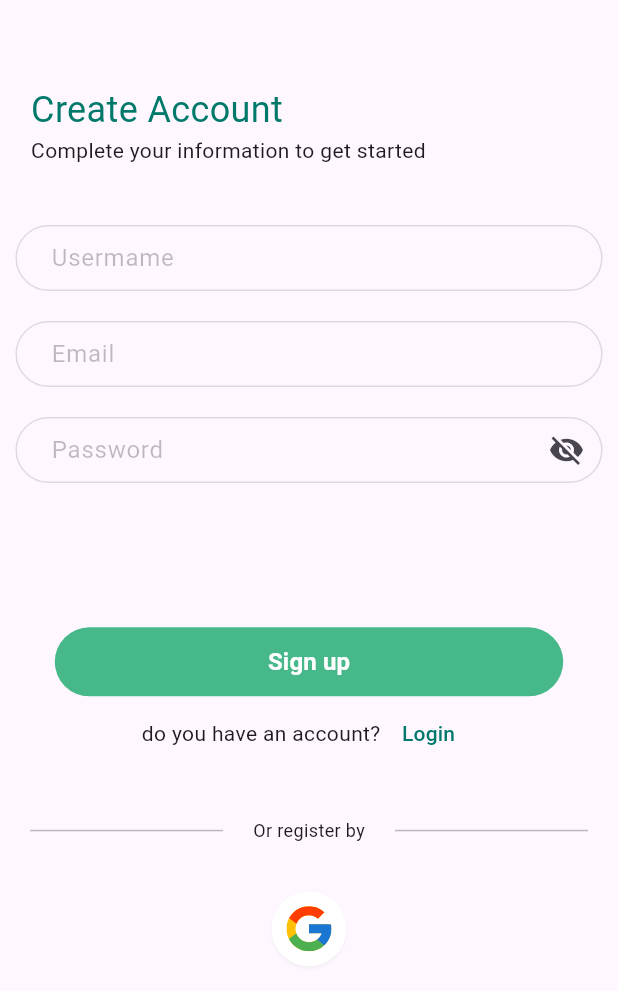
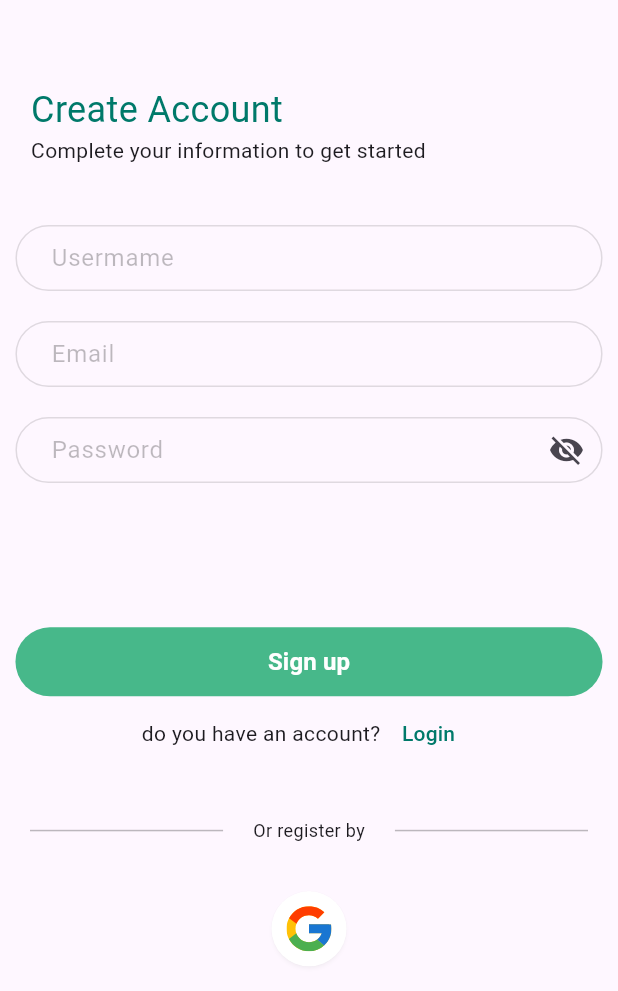
Before and after one commit to PlantieTeam/PlantieMobileApp, a Flutter app: the SignupPage screen opened directly, on a phone screen of 412 x 824 dp. Shown: the top 991 px of the screen. Run offline on Flutter 3.47's test engine with Material 3 defaults, Android fonts, the phone set to English and light mode, and no system bars; our stand-ins replace bloc, equatable, firebase_auth, firebase_core, flip_card, flutter_bloc and 2 more; accounts and stored records are empty.

Commit message:
Update the Button size to be width reponsive

```diff
--- a/lib/shared/custome_button.dart
+++ b/lib/shared/custome_button.dart
@@ -20,7 +20,7 @@ class _ButtonState extends State<Button> {
           shape: RoundedRectangleBorder(
             borderRadius: BorderRadius.circular(50),
           ),
-          minimumSize: Size(339, 46)),
+          minimumSize: Size.fromHeight(46)),
       onPressed: widget.onPressed,
     );
   }
```
